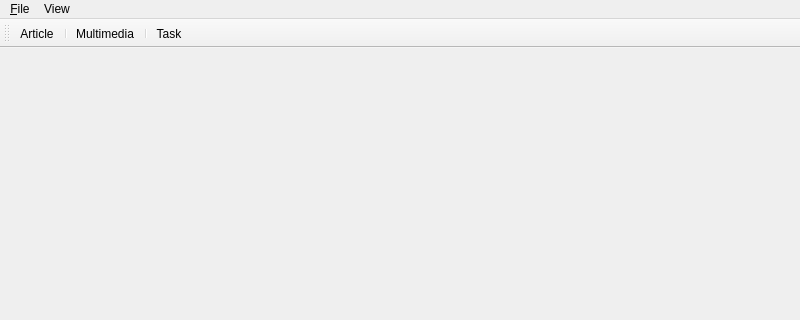
Before: the Qt Designer form 2.Application/plurinotes/views/v_mainwindow.ui in maxime-lucas/utc-lo21-plurinotes, drawn with Qt 5; both pictures show x 0 to 800 and y 0 to 320 of the 800 by 600 pixel window.
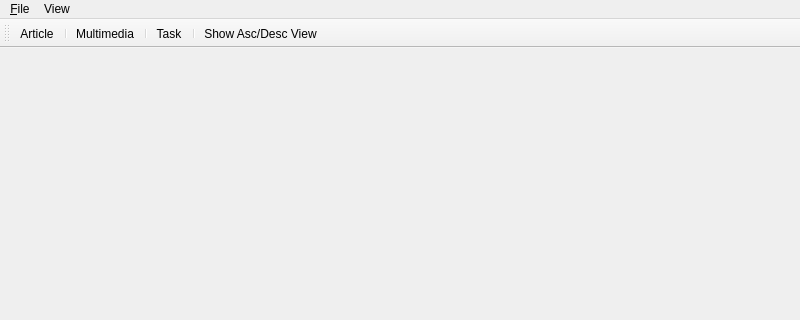
After: the same form once the commit is applied. Icons and pictures are not drawn.

Diff of the .ui file:
```diff
--- a/2.Application/plurinotes/views/v_mainwindow.ui
+++ b/2.Application/plurinotes/views/v_mainwindow.ui
@@ -78,6 +78,8 @@
    <addaction name="actionMultimedia"/>
    <addaction name="separator"/>
    <addaction name="actionTask"/>
+   <addaction name="separator"/>
+   <addaction name="actionShow_Asc_Desc_View"/>
   </widget>
   <action name="actionQuit">
    <property name="text">
```
Left out of the diff: 34 changed lines with no effect on the pictures.
